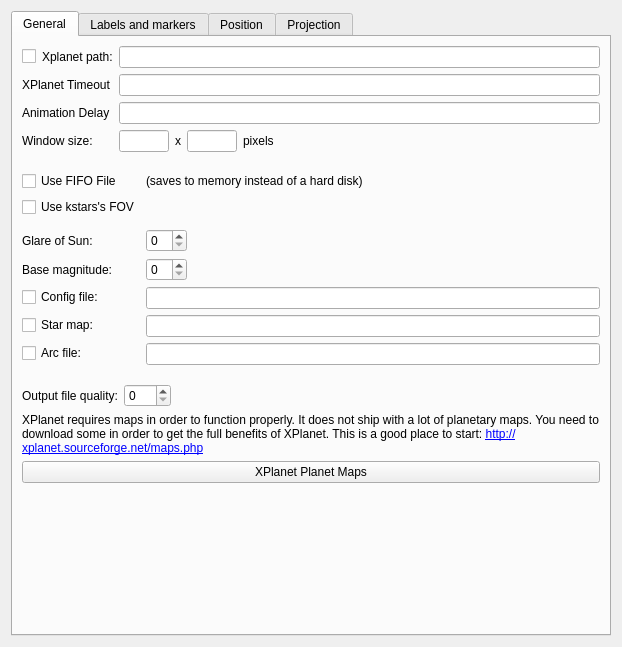
Before: the Qt Designer form kstars/xplanet/opsxplanet.ui in KDE/kstars, drawn with Qt 5.
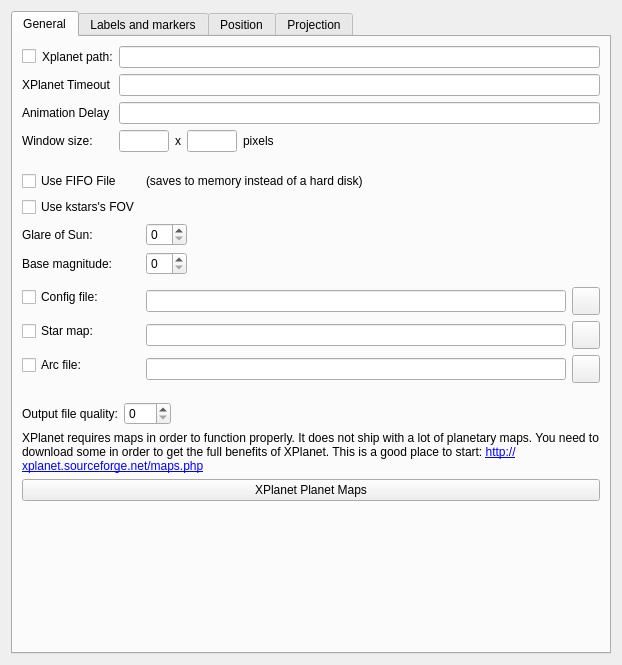
After: the same form once the commit is applied. Custom widgets are drawn as their Qt base class.

Commit message:
Adding XPlanet Recenter ability Making left mouse button change position and right mouse chane location Adding Reset Recenter button Adding Reset Location button Adding buttons for Xplanet config to make file selection easier
Reviewers: lancaster

Subscribers: kde-edu

Tags: #kde_edu

```diff
--- a/kstars/xplanet/opsxplanet.ui
+++ b/kstars/xplanet/opsxplanet.ui
@@ -7,7 +7,7 @@
     <x>0</x>
     <y>0</y>
     <width>622</width>
-    <height>647</height>
+    <height>665</height>
    </rect>
   </property>
   <layout class="QGridLayout" name="gridLayout">
@@ -207,6 +207,26 @@
            <property name="labelAlignment">
             <set>Qt::AlignLeading|Qt::AlignLeft|Qt::AlignVCenter</set>
            </property>
+           <item row="1" column="0">
+            <widget class="QCheckBox" name="kcfg_XplanetUseFIFO">
+             <property name="toolTip">
+              <string>Use kstars's FOV?</string>
+             </property>
+             <property name="whatsThis">
+              <string>&lt;html&gt;&lt;head/&gt;&lt;body&gt;&lt;p&gt;If checked, XPlanet will use a FIFO file in the /tmp directory to temporarily save the XPlanet image for KStars to load them and update the view.  If not checked, XPlanet will actually save the files to the XPlanet folder in the KStars data directory.  Using a FIFO file should save the hard disk from excessive reads/writes and may offer a performance enhancement.&lt;/p&gt;&lt;/body&gt;&lt;/html&gt;</string>
+             </property>
+             <property name="text">
+              <string>Use FIFO File</string>
+             </property>
+            </widget>
+           </item>
+           <item row="1" column="1">
+            <widget class="QLabel" name="label_5">
+             <property name="text">
+              <string>(saves to memory instead of a hard disk)</string>
+             </property>
+            </widget>
+           </item>
            <item row="2" column="0">
             <widget class="QCheckBox" name="kcfg_XplanetFOV">
              <property name="toolTip">
@@ -220,40 +240,14 @@
              </property>
             </widget>
            </item>
-           <item row="4" column="1">
-            <layout class="QHBoxLayout" name="horizontalLayout_3"/>
-           </item>
            <item row="6" column="0">
-            <widget class="QLabel" name="textLabelXplanetGlare">
-             <property name="text">
-              <string>Glare of Sun:</string>
-             </property>
-            </widget>
-           </item>
-           <item row="6" column="1">
-            <widget class="QSpinBox" name="kcfg_XplanetGlare">
-             <property name="sizePolicy">
-              <sizepolicy hsizetype="Preferred" vsizetype="Preferred">
-               <horstretch>0</horstretch>
-               <verstretch>0</verstretch>
-              </sizepolicy>
-             </property>
-             <property name="toolTip">
-              <string>Radius of the glare around the Sun.</string>
-             </property>
-             <property name="whatsThis">
-              <string>Draw a glare around the sun with a radius of the specified value larger than the Sun.  The default value is 28.</string>
-             </property>
-            </widget>
-           </item>
-           <item row="7" column="0">
             <widget class="QLabel" name="textLabelXplanetMagnitude">
              <property name="text">
               <string>Base magnitude:</string>
              </property>
             </widget>
            </item>
-           <item row="7" column="1">
+           <item row="6" column="1">
             <widget class="QSpinBox" name="kcfg_XplanetMagnitude">
              <property name="sizePolicy">
               <sizepolicy hsizetype="Preferred" vsizetype="Preferred">
@@ -269,7 +263,65 @@
              </property>
             </widget>
            </item>
-           <item row="9" column="0">
+           <item row="8" column="1">
+            <widget class="QWidget" name="widget" native="true"/>
+           </item>
+           <item row="10" column="0">
+            <widget class="QCheckBox" name="kcfg_XplanetConfigFile">
+             <property name="text">
+              <string>Config file:</string>
+             </property>
+            </widget>
+           </item>
+           <item row="10" column="1">
+            <layout class="QHBoxLayout" name="horizontalLayout_3" stretch="0,0">
+             <property name="sizeConstraint">
+              <enum>QLayout::SetMaximumSize</enum>
+             </property>
+             <property name="leftMargin">
+              <number>0</number>
+             </property>
+             <property name="topMargin">
+              <number>0</number>
+             </property>
+             <item>
+              <widget class="QLineEdit" name="kcfg_XplanetConfigFilePath">
+               <property name="sizePolicy">
+                <sizepolicy hsizetype="Expanding" vsizetype="Fixed">
+                 <horstretch>0</horstretch>
+                 <verstretch>0</verstretch>
+                </sizepolicy>
+               </property>
+               <property name="toolTip">
+                <string>Config file path</string>
+               </property>
+               <property name="whatsThis">
+                <string>Use the specified configuration file</string>
+               </property>
+              </widget>
+             </item>
+             <item>
+              <widget class="QPushButton" name="configFileB">
+               <property name="minimumSize">
+                <size>
+                 <width>28</width>
+                 <height>28</height>
+                </size>
+               </property>
+               <property name="maximumSize">
+                <size>
+                 <width>28</width>
+                 <height>28</height>
+                </size>
+               </property>
+               <property name="text">
+                <string/>
+               </property>
+              </widget>
+             </item>
+            </layout>
+           </item>
+           <item row="11" column="0">
             <widget class="QCheckBox" name="kcfg_XplanetStarmap">
              <property name="toolTip">
               <string>Use custom star map?</string>
@@ -282,85 +334,129 @@
              </property>
             </widget>
            </item>
-           <item row="9" column="1">
-            <widget class="QLineEdit" name="kcfg_XplanetStarmapPath">
-             <property name="sizePolicy">
-              <sizepolicy hsizetype="MinimumExpanding" vsizetype="Preferred">
-               <horstretch>0</horstretch>
-               <verstretch>0</verstretch>
-              </sizepolicy>
+           <item row="11" column="1">
+            <layout class="QHBoxLayout" name="horizontalLayout_10" stretch="0,0">
+             <property name="sizeConstraint">
+              <enum>QLayout::SetMaximumSize</enum>
              </property>
-             <property name="toolTip">
-              <string>Star map file path</string>
+             <property name="leftMargin">
+              <number>0</number>
              </property>
-             <property name="whatsThis">
-              <string>Star map file path</string>
+             <property name="topMargin">
+              <number>0</number>
              </property>
-            </widget>
+             <item>
+              <widget class="QLineEdit" name="kcfg_XplanetStarmapPath">
+               <property name="sizePolicy">
+                <sizepolicy hsizetype="Expanding" vsizetype="Fixed">
+                 <horstretch>0</horstretch>
+                 <verstretch>0</verstretch>
+                </sizepolicy>
+               </property>
+               <property name="toolTip">
+                <string>Star map file path</string>
+               </property>
+               <property name="whatsThis">
+                <string>Star map file path</string>
+               </property>
+              </widget>
+             </item>
+             <item>
+              <widget class="QPushButton" name="starmapFileB">
+               <property name="minimumSize">
+                <size>
+                 <width>28</width>
+                 <height>28</height>
+                </size>
+               </property>
+               <property name="maximumSize">
+                <size>
+                 <width>28</width>
+                 <height>28</height>
+                </size>
+               </property>
+               <property name="text">
+                <string/>
+               </property>
+              </widget>
+             </item>
+            </layout>
            </item>
-           <item row="10" column="1">
-            <widget class="QLineEdit" name="kcfg_XplanetArcFilePath">
-             <property name="sizePolicy">
-              <sizepolicy hsizetype="MinimumExpanding" vsizetype="Preferred">
-               <horstretch>0</horstretch>
-               <verstretch>0</verstretch>
-              </sizepolicy>
-             </property>
-             <property name="toolTip">
-              <string>Arc file path</string>
-             </property>
-             <property name="whatsThis">
-              <string>Specify an arc file to be plotted against the background stars.</string>
-             </property>
-            </widget>
-           </item>
-           <item row="8" column="1">
-            <widget class="QLineEdit" name="kcfg_XplanetConfigFilePath">
-             <property name="sizePolicy">
-              <sizepolicy hsizetype="MinimumExpanding" vsizetype="Preferred">
-               <horstretch>0</horstretch>
-               <verstretch>0</verstretch>
-              </sizepolicy>
-             </property>
-             <property name="toolTip">
-              <string>Config file path</string>
-             </property>
-             <property name="whatsThis">
-              <string>Use the specified configuration file</string>
-             </property>
-            </widget>
-           </item>
-           <item row="8" column="0">
-            <widget class="QCheckBox" name="kcfg_XplanetConfigFile">
-             <property name="text">
-              <string>Config file:</string>
-             </property>
-            </widget>
-           </item>
-           <item row="10" column="0">
+           <item row="12" column="0">
             <widget class="QCheckBox" name="kcfg_XplanetArcFile">
              <property name="text">
               <string>Arc file:</string>
              </property>
             </widget>
            </item>
-           <item row="1" column="0">
-            <widget class="QCheckBox" name="kcfg_XplanetUseFIFO">
+           <item row="12" column="1">
+            <layout class="QHBoxLayout" name="horizontalLayout_11">
+             <property name="sizeConstraint">
+              <enum>QLayout::SetMaximumSize</enum>
+             </property>
+             <property name="leftMargin">
+              <number>0</number>
+             </property>
+             <property name="topMargin">
+              <number>0</number>
+             </property>
+             <item>
+              <widget class="QLineEdit" name="kcfg_XplanetArcFilePath">
+               <property name="sizePolicy">
+                <sizepolicy hsizetype="Expanding" vsizetype="Fixed">
+                 <horstretch>0</horstretch>
+                 <verstretch>0</verstretch>
+                </sizepolicy>
+               </property>
+               <property name="toolTip">
+                <string>Arc file path</string>
+               </property>
+               <property name="whatsThis">
+                <string>Specify an arc file to be plotted against the background stars.</string>
+               </property>
+              </widget>
+             </item>
+             <item>
+              <widget class="QPushButton" name="arcFileB">
+               <property name="minimumSize">
+                <size>
+                 <width>28</width>
+                 <height>28</height>
+                </size>
+               </property>
+               <property name="maximumSize">
+                <size>
+                 <width>28</width>
+                 <height>28</height>
+                </size>
+               </property>
+               <property name="text">
+                <string/>
+               </property>
+              </widget>
+             </item>
+            </layout>
+           </item>
+           <item row="5" column="1">
+            <widget class="QSpinBox" name="kcfg_XplanetGlare">
+             <property name="sizePolicy">
+              <sizepolicy hsizetype="Preferred" vsizetype="Preferred">
+               <horstretch>0</horstretch>
+               <verstretch>0</verstretch>
+              </sizepolicy>
+             </property>
              <property name="toolTip">
-              <string>Use kstars's FOV?</string>
+              <string>Radius of the glare around the Sun.</string>
              </property>
              <property name="whatsThis">
-              <string>&lt;html&gt;&lt;head/&gt;&lt;body&gt;&lt;p&gt;If checked, XPlanet will use a FIFO file in the /tmp directory to temporarily save the XPlanet image for KStars to load them and update the view.  If not checked, XPlanet will actually save the files to the XPlanet folder in the KStars data directory.  Using a FIFO file should save the hard disk from excessive reads/writes and may offer a performance enhancement.&lt;/p&gt;&lt;/body&gt;&lt;/html&gt;</string>
-             </property>
-             <property name="text">
-              <string>Use FIFO File</string>
+              <string>Draw a glare around the sun with a radius of the specified value larger than the Sun.  The default value is 28.</string>
              </property>
             </widget>
            </item>
-           <item row="1" column="1">
-            <widget class="QLabel" name="label_5">
+           <item row="5" column="0">
+            <widget class="QLabel" name="textLabelXplanetGlare">
              <property name="text">
-              <string>(saves to memory instead of a hard disk)</string>
+              <string>Glare of Sun:</string>
              </property>
             </widget>
            </item>
```
Left out of the diff: 3 changed lines with no effect on the pictures. The commit also changes 4 other files.
